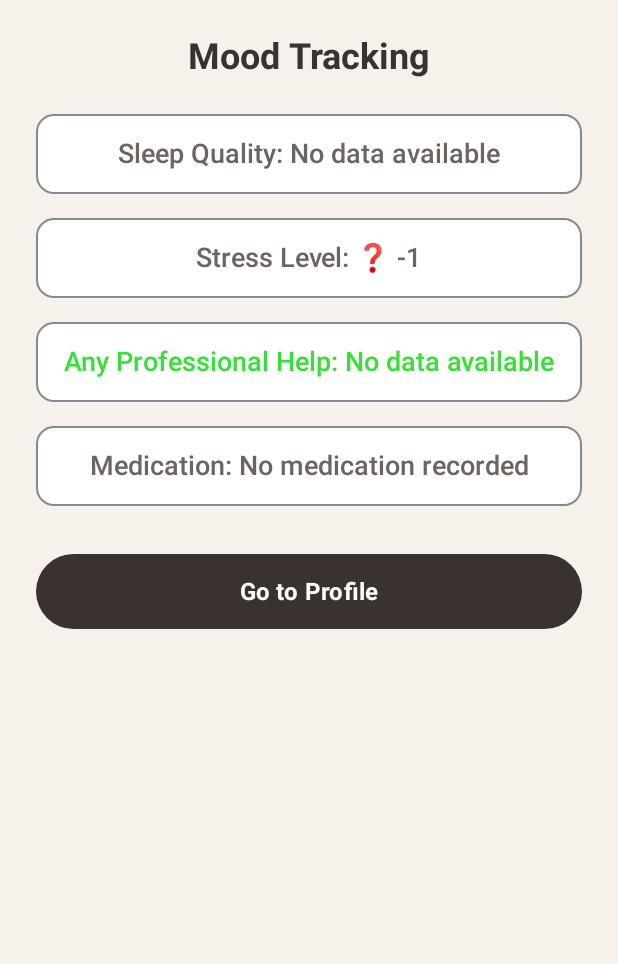
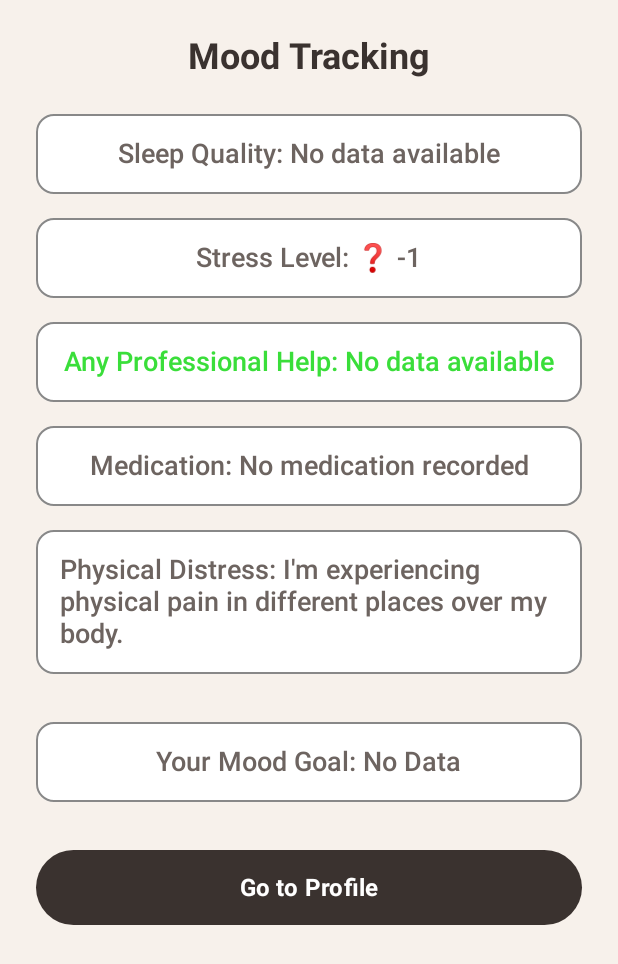
Before and after one commit to edive10/Capstone2, an Android app built with Jetpack Compose: the MoodTrackingActivity screen opened directly, with no data from a screen before it, on a phone screen of 412 x 824 dp. Shown: the top 964 px of the screen. Run offline under Robolectric (Android 15) with nearby library versions, the phone set to English and light mode, and no system bars.

Commit message:
Updated Mood Tracking feature

```diff
--- a/app/src/main/java/com/example/myapplication/AssessmentActivity.kt
+++ b/app/src/main/java/com/example/myapplication/AssessmentActivity.kt
@@ -39,6 +39,10 @@ import androidx.compose.ui.platform.LocalContext
 import androidx.compose.ui.text.font.FontWeight
 import androidx.compose.ui.unit.dp
 import androidx.compose.ui.unit.sp
+import android.content.Context
+import android.content.SharedPreferences
+
+
 
 class AssessmentActivity : ComponentActivity() {
     override fun onCreate(savedInstanceState: Bundle?) {
@@ -53,6 +57,7 @@ class AssessmentActivity : ComponentActivity() {
 fun AssessmentScreen() {
     var selectedOption by remember { mutableStateOf("") }
     val context = LocalContext.current
+    val sharedPreferences = context.getSharedPreferences("UserData", Context.MODE_PRIVATE)
     val options = listOf(
         "I wanna reduce stress" to Icons.Filled.Favorite,
         "I wanna try AI Therapy" to Icons.Filled.SmartToy,
@@ -114,11 +119,15 @@ fun AssessmentScreen() {
 
         Spacer(modifier = Modifier.height(32.dp))
 
-        // Continue Button
         Button(
             onClick = {
+                // ذخیره‌ی انتخاب کاربر
+                sharedPreferences.edit().putString("assessment_result", selectedOption).apply()
+
+                // رفتن به صفحه بعدی
                 val intent = Intent(context, NextActivity::class.java)
-                context.startActivity(intent) },
+                context.startActivity(intent)
+            },
             modifier = Modifier
                 .fillMaxWidth()
                 .height(50.dp),
--- a/app/src/main/java/com/example/myapplication/MoodTrackingActivity.kt
+++ b/app/src/main/java/com/example/myapplication/MoodTrackingActivity.kt
@@ -26,33 +26,33 @@ import androidx.compose.ui.platform.LocalContext
 import androidx.compose.ui.text.font.FontWeight
 import androidx.compose.ui.unit.dp
 import androidx.compose.ui.unit.sp
+import android.util.Log
 
 class MoodTrackingActivity : ComponentActivity() {
     override fun onCreate(savedInstanceState: Bundle?) {
         super.onCreate(savedInstanceState)
 
         val sharedPreferences = getSharedPreferences("UserData", Context.MODE_PRIVATE)
-
+        val physicalDistress = intent.getIntExtra("physical_distress", 0) // مقدار دریافتی
 
         val medicationList = intent.getStringExtra("medication_list")
-
 
         if (!medicationList.isNullOrEmpty()) {
             sharedPreferences.edit().putString("medication_list", medicationList).apply()
         }
 
         setContent {
-            MoodTrackingScreen()
+            MoodTrackingScreen(physicalDistress)
         }
     }
 }
 
 @Composable
-fun MoodTrackingScreen() {
+fun MoodTrackingScreen(physicalDistress: Int) {
     val context = LocalContext.current
     val sharedPreferences = context.getSharedPreferences("UserData", Context.MODE_PRIVATE)
     val sharedPreferencesHelp = context.getSharedPreferences("UserPreferences", Context.MODE_PRIVATE)
-
+    val assessmentResult = sharedPreferences.getString("assessment_result", "No Data")
     val sleepQuality = sharedPreferences.getString("sleep_quality", "No data available") ?: "No data available"
     val stressLevel = sharedPreferences.getInt("STRESS_LEVEL", -1)
     val professionalHelp = sharedPreferencesHelp.getString("ProfessionalHelp", "No data available") ?: "No data available"
@@ -84,7 +84,11 @@ fun MoodTrackingScreen() {
         )
         Spacer(modifier = Modifier.height(16.dp))
         InfoBox(text = "Medication: $medicationList")
+        Spacer(modifier = Modifier.height(16.dp))
+        InfoBox(text = "Physical Distress: ${if (physicalDistress == 1) "Yes, one or multiple" else "I'm experiencing physical pain in different places over my body."}")
 
+        Spacer(modifier = Modifier.height(32.dp))
+        InfoBox(text = "Your Mood Goal: $assessmentResult")
         Spacer(modifier = Modifier.height(32.dp))
 
         Button(
--- a/app/src/main/java/com/example/myapplication/PhysicalDistressActivity.kt
+++ b/app/src/main/java/com/example/myapplication/PhysicalDistressActivity.kt
@@ -36,7 +36,6 @@ import androidx.compose.ui.tooling.preview.Preview
 import androidx.compose.ui.unit.dp
 import androidx.compose.ui.unit.sp
 
-//import com.example.myapplication.SleepQualityActivity
 
 class PhysicalDistressActivity : ComponentActivity() {
     override fun onCreate(savedInstanceState: Bundle?) {
@@ -51,6 +50,7 @@ class PhysicalDistressActivity : ComponentActivity() {
 fun PhysicalDistressScreen() {
     var selectedOption by remember { mutableStateOf(0) }
     val context = LocalContext.current
+
     Column(
         modifier = Modifier
             .fillMaxSize()
@@ -174,6 +174,7 @@ fun PhysicalDistressScreen() {
         Button(
             onClick = {
                 val intent = Intent(context, SleepQualityActivity::class.java)
+                intent.putExtra("physical_distress", selectedOption)
                 context.startActivity(intent)
             },
             modifier = Modifier
```
